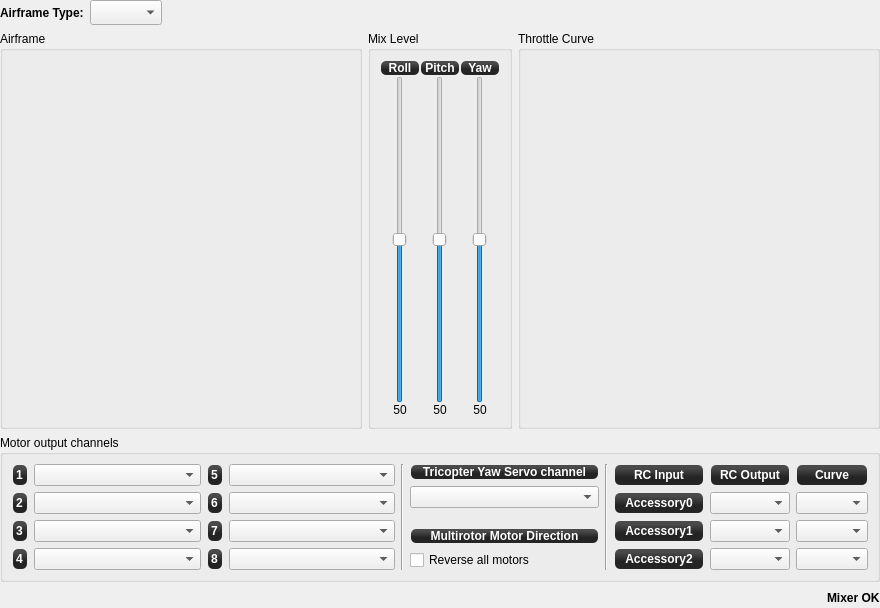
Old version of the form ground/openpilotgcs/src/plugins/config/airframe_multirotor.ui in the repository openpilot/OpenPilot.
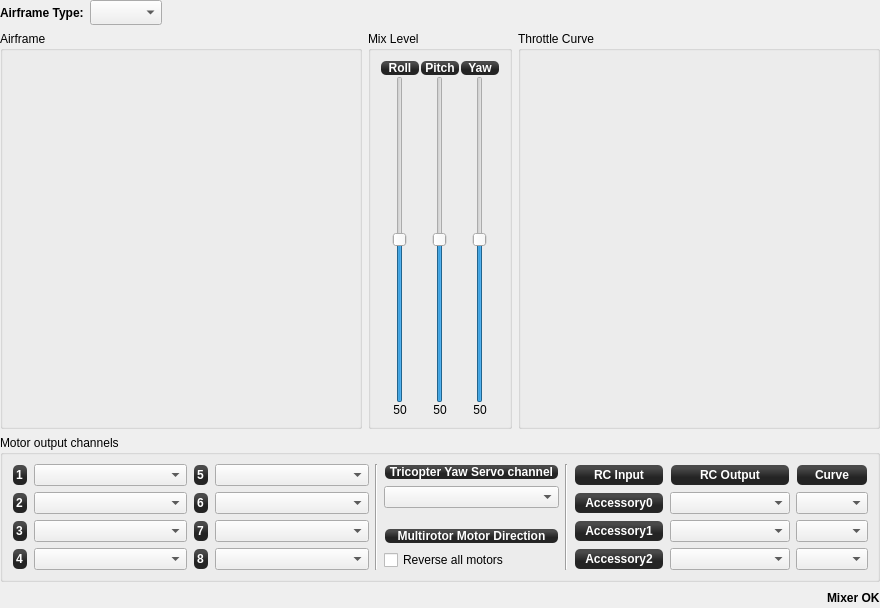
New version of the form. Custom widgets are drawn as their Qt base class.

Commit message: OP-1698 Added channel allocation checking - Little HexaH bug - Uncrustify

```diff
--- a/ground/openpilotgcs/src/plugins/config/airframe_multirotor.ui
+++ b/ground/openpilotgcs/src/plugins/config/airframe_multirotor.ui
@@ -542,7 +542,7 @@
           </property>
           <property name="minimumSize">
            <size>
-            <width>80</width>
+            <width>0</width>
             <height>0</height>
            </size>
           </property>
@@ -584,7 +584,7 @@
           </property>
           <property name="minimumSize">
            <size>
-            <width>80</width>
+            <width>120</width>
             <height>0</height>
            </size>
           </property>
@@ -674,7 +674,7 @@
           </property>
           <property name="minimumSize">
            <size>
-            <width>80</width>
+            <width>0</width>
             <height>0</height>
            </size>
           </property>
@@ -693,7 +693,7 @@
           </property>
           <property name="minimumSize">
            <size>
-            <width>80</width>
+            <width>0</width>
             <height>0</height>
            </size>
           </property>
```
The commit also changes 2 other files.
